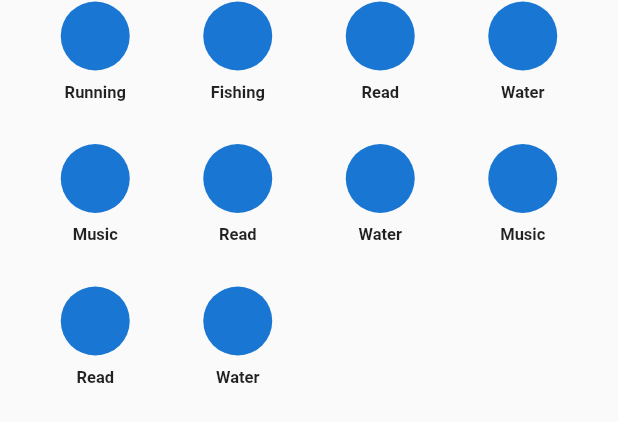
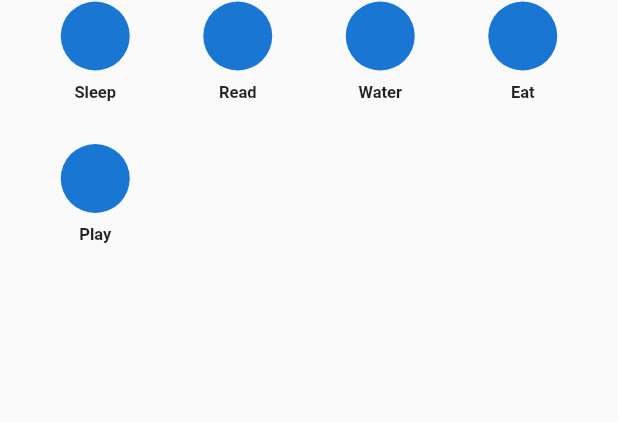
Before and after one commit to JordiiVidal/timtrack, a Flutter app: the ActivitiesGridSign widget shown alone on an empty page, opened directly, on a phone screen of 412 x 824 dp. Shown: the top 422 px of the screen. Run offline on Flutter 3.47's test engine with Material 2 defaults, Android fonts, the phone set to English and light mode, and no system bars; our stand-ins replace bloc, flutter_bloc, flutter_staggered_animations, sliding_up_panel, sqflite; accounts and stored records are empty.

Commit message:
remove user data

```diff
--- a/lib/bloc/activity/activity_bloc.dart
+++ b/lib/bloc/activity/activity_bloc.dart
@@ -1,17 +1,45 @@
 import 'package:bloc/bloc.dart';
 import 'package:meta/meta.dart';
 import 'package:timtrack/models/activity_model.dart';
+import 'package:timtrack/repository/activity_repository.dart';
 
 part 'activity_events.dart';
 part 'activity_state.dart';
 
 class ActivityBloc extends Bloc<ActivityEvents, ActivityState> {
+  final _activityRepository = ActivityRepository();
   ActivityBloc() : super(ActivityState());
+
   @override
   Stream<ActivityState> mapEventToState(ActivityEvents event) async* {
+    if (event is GetActivities) {
+      List<Activity> activities = await _activityRepository.getActivities();
+      yield state.copyWith(list: activities);
+    } else if (event is ChangeActiveActivity) {
+      List<Activity> activities = state.list;
+      print(activities[0].active);
+      activities.forEach((element) {
+        ///TODO UPDATE DB
+        if (element.id == event.id) element.active = !element.active;
+      });
 
-    if(event is AddActivity){
-
+      print(activities[0].active);
+      yield state.copyWith(list: activities);
     }
+    // else if (event is AddActivity) {
+    //   yield state.copyWith(
+    //     user: state.user.copyWith(
+    //       activities: [...state.user.activities, event.activity],
+    //     ),
+    //   );
+    // } else if (event is DeleteActivity) {
+    //   List<Activity> _activities = state.user.activities;
+    //   _activities.removeWhere((activity) => activity.id == event.activity.id);
+    //   yield state.copyWith(
+    //     user: state.user.copyWith(
+    //       activities: _activities,
+    //     ),
+    //   );
+    // }
   }
 }
--- a/lib/bloc/activity/activity_events.dart
+++ b/lib/bloc/activity/activity_events.dart
@@ -2,6 +2,15 @@ part of 'activity_bloc.dart';
 
 @immutable
 abstract class ActivityEvents {}
+
+class GetActivities extends ActivityEvents {
+  GetActivities({String query});
+}
+
+class ChangeActiveActivity extends ActivityEvents {
+  final int id;
+  ChangeActiveActivity(this.id);
+}
 
 class AddActivity extends ActivityEvents {
   final Activity activity;
--- a/lib/bloc/user/user_events.dart
+++ /dev/null
@@ -1,24 +0,0 @@
-part of 'user_bloc.dart';
-
-@immutable
-abstract class UserEvents {}
-
-class ActivateUser extends UserEvents {
-  final User user;
-  ActivateUser(this.user);
-}
-
-class ChangeName extends UserEvents {
-  final String name;
-  ChangeName(this.name);
-}
-
-class AddActivity extends UserEvents {
-  final Activity activity;
-  AddActivity(this.activity);
-}
-
-class DeleteActivity extends UserEvents {
-  final Activity activity;
-  DeleteActivity(this.activity);
-}
--- a/lib/bloc/user/user_state.dart
+++ /dev/null
@@ -1,14 +0,0 @@
-part of 'user_bloc.dart';
-
-class UserState {
-  final bool existUser;
-  final User user;
-
-  UserState({User userC})
-      : user = userC ?? null,
-        existUser = (userC != null) ? true : false;
-
-  UserState copyWith({User user}) => UserState(
-        userC: user ?? this.user,
-      );
-}
--- a/lib/data/list.dart
+++ /dev/null
@@ -1,74 +0,0 @@
-import 'package:timtrack/models/activity_model.dart';
-
-final  List<Activity> activities = [
-      Activity(
-        id: 1,
-        name: 'Running',
-        duration: 344,
-        avatar: 'd',
-        idCategory: 1,
-      ),
-      Activity(
-        id: 2,
-        name: 'Fishing',
-        duration: 44,
-        avatar: 'd',
-        idCategory: 2,
-      ),
-      Activity(
-        id: 3,
-        name: 'Read',
-        duration: 320,
-        avatar: 'd',
-        idCategory: 2,
-      ),
-      Activity(
-        id: 23,
-        name: 'Water',
-        duration: 320,
-        avatar: 'd',
-        idCategory: 3,
-      ),
-      Activity(
-        id: 33,
-        name: 'Music',
-        duration: 320,
-        avatar: 'd',
-        idCategory: 3,
-      ),
-      Activity(
-        id: 43,
-        name: 'Read',
-        duration: 320,
-        avatar: 'd',
-        idCategory: 2,
-      ),
-      Activity(
-        id: 334,
-        name: 'Water',
-        duration: 320,
-        avatar: 'd',
-        idCategory: 3,
-      ),
-      Activity(
-        id: 3534,
-        name: 'Music',
-        duration: 320,
-        avatar: 'd',
-        idCategory: 3,
-      ),
-      Activity(
-        id: 653,
-        name: 'Read',
-        duration: 320,
-        avatar: 'd',
-        idCategory: 2,
-      ),
-      Activity(
-        id: 45233,
-        name: 'Water',
-        duration: 320,
-        avatar: 'd',
-        idCategory: 3,
-      )
-    ];
--- a/lib/models/activity_model.dart
+++ b/lib/models/activity_model.dart
@@ -9,29 +9,29 @@ class Activity {
     this.id,
     this.name,
     this.duration,
-    this.avatar,
-    this.idCategory,
+    this.active,
+    this.deleted,
   });
 
   int id;
   String name;
   int duration;
-  String avatar;
-  int idCategory;
+  bool active;
+  bool deleted;
 
   factory Activity.fromJson(Map<String, dynamic> json) => Activity(
         id: json["id"],
         name: json["name"],
         duration: json["duration"],
-        avatar: json["avatar"],
-        idCategory: json["idCategory"],
+        active: json["active"] == 1 ? true : false,
+        deleted: json["deleted"] == 1 ? true : false,
       );
 
   Map<String, dynamic> toJson() => {
         "id": id,
         "name": name,
         "duration": duration,
-        "avatar": avatar,
-        "idCategory": idCategory,
+        "active": active ? 1 : 0,
+        "deleted": deleted ? 1 : 0,
       };
 }
--- a/lib/models/user_model.dart
+++ b/lib/models/user_model.dart
@@ -8,35 +8,24 @@ String userToJson(User data) => json.encode(data.toJson());
 
 class User {
   User({
-    this.id,
     this.name,
-    this.activities,
   });
 
-  final int id;
   final String name;
-  final List<Activity> activities;
 
   User copyWith({
     String name,
-    List<Activity> activities,
   }) {
     return new User(
       name: name ?? this.name,
-      activities: activities ?? this.activities,
     );
   }
 
-
   factory User.fromJson(Map<String, dynamic> json) => User(
-        id: json["id"],
         name: json["name"],
-        activities: List<Activity>.from(json["activities"].map((x) => x)),
       );
 
   Map<String, dynamic> toJson() => {
-        "id": id,
         "name": name,
-        "activities": List<dynamic>.from(activities.map((x) => x)),
       };
 }
--- a/lib/pages/signup_page.dart
+++ b/lib/pages/signup_page.dart
@@ -1,7 +1,6 @@
 import 'package:flutter/material.dart';
 
 import 'package:timtrack/widgets/signup/activities_grid_sign.dart';
-import 'package:timtrack/widgets/input_name.dart';
 import 'package:timtrack/widgets/signup/background_sign.dart';
 
 class SignUpPage extends StatelessWidget {
@@ -31,7 +30,6 @@ class SignUpPage extends StatelessWidget {
                     ),
                   ),
                 ),
-                InputName(),
                 Expanded(
                   child: Stack(
                     children: [
@@ -107,7 +105,7 @@ class SignUpPage extends StatelessWidget {
             )
           ],
         ),
-        onPressed: () {
+        onPressed: () async {
           Navigator.pushReplacementNamed(context, '/home');
         },
       ),
--- a/lib/providers/db_provider.dart
+++ b/lib/providers/db_provider.dart
@@ -3,6 +3,8 @@ import 'dart:io';
 import 'package:path/path.dart';
 import 'package:path_provider/path_provider.dart';
 import 'package:sqflite/sqflite.dart';
+import 'package:timtrack/models/activity_model.dart';
+import 'package:timtrack/models/user_model.dart';
 
 class DBProvider {
   static Database _database;
@@ -14,6 +16,14 @@ class DBProvider {
     return _database;
   }
 
+  void onUpgrade(
+    Database database,
+    int oldVersion,
+    int newVersion,
+  ) {
+    if (newVersion > oldVersion) {}
+  }
+
   initDB() async {
     Directory documentsDirectory = await getApplicationDocumentsDirectory();
     String path = join(documentsDirectory.path, 'TimTrackDB.db');
@@ -21,9 +31,32 @@ class DBProvider {
     return await openDatabase(path, version: 1, onOpen: (db) {},
         onCreate: (Database db, int version) async {
       await db.execute(
-          'CREATE TABLE Activity(id INTEGER PRIMARY KEY AUTOINCREMENT,name VARCHAR(300),duration INT)');
+          'CREATE TABLE Activity(id INTEGER PRIMARY KEY AUTOINCREMENT,name VARCHAR(300),duration INT,active INT)');
       await db.execute(
-          'INSERT INTO `activity` (`id`, `name`, `duration`) VALUES (NULL, "Sleep", "322"), (NULL, "Read", "33"), (NULL, "Water", "2"), (NULL, "Eat", "2"), (NULL, "Play", "2");');
+          'INSERT INTO `activity` (`id`, `name`, `duration`,`active`) VALUES (NULL, "Sleep", 322,0), (NULL, "Read", 33,0), (NULL, "Water", 2,0), (NULL, "Eat", 2,0), (NULL, "Play", 245 ,0);');
     });
   }
+
+  Future<int> createActivity(Activity activityModel) async {
+    final db = await database;
+    final result = await db.insert('Activity', activityModel.toJson());
+    return result;
+  }
+
+  Future<List<Activity>> getActivities() async {
+    final db = await database;
+    final result = await db.query('Activity');
+    List<Activity> list = result.isNotEmpty
+        ? result.map((scan) => Activity.fromJson(scan)).toList()
+        : [];
+
+    return list;
+  }
+
+  Future<int> deleteActivity(int id) async {
+    final db = await database;
+    final result =
+        await db.delete('Activity', where: 'id = ?', whereArgs: [id]);
+    return result;
+  }
 }
--- a/lib/repository/user_repository.dart
+++ b/lib/repository/user_repository.dart
@@ -0,0 +1,3 @@
+class UserRepository {
+  Future signUpUser(String name) async {}
+}
--- a/lib/widgets/signup/activities_grid_sign.dart
+++ b/lib/widgets/signup/activities_grid_sign.dart
@@ -1,16 +1,32 @@
 import 'package:flutter/material.dart';
 import 'package:flutter_bloc/flutter_bloc.dart';
 import 'package:flutter_staggered_animations/flutter_staggered_animations.dart';
+import 'package:timtrack/bloc/activity/activity_bloc.dart';
 
-import 'package:timtrack/bloc/user/user_bloc.dart';
-import 'package:timtrack/data/list.dart';
 import 'package:timtrack/widgets/signup/activity_circle_sign.dart';
 
-class ActivitiesGridSign extends StatelessWidget {
+class ActivitiesGridSign extends StatefulWidget {
+  @override
+  _ActivitiesGridSignState createState() => _ActivitiesGridSignState();
+}
+
+class _ActivitiesGridSignState extends State<ActivitiesGridSign> {
+  ActivityBloc activityBloc;
+
+  @override
+  void initState() {
+    super.initState();
+    activityBloc = BlocProvider.of<ActivityBloc>(context);
+    activityBloc.add(GetActivities());
+  }
+
   @override
   Widget build(BuildContext context) {
-    return BlocBuilder<UserBloc, UserState>(
+    return BlocBuilder<ActivityBloc, ActivityState>(
       builder: (_, state) {
+        if (state.list.isEmpty) {
+          return Container();
+        }
         return Container(
           padding: EdgeInsets.symmetric(
             horizontal: 16.0,
@@ -21,7 +37,7 @@ class ActivitiesGridSign extends StatelessWidget {
                 crossAxisCount: 4,
               ),
               physics: BouncingScrollPhysics(),
-              itemCount: activities.length,
+              itemCount: state.list.length,
               itemBuilder: (BuildContext context, int index) =>
                   AnimationConfiguration.staggeredGrid(
                 position: index,
@@ -30,7 +46,7 @@ class ActivitiesGridSign extends StatelessWidget {
                 child: ScaleAnimation(
                   child: FadeInAnimation(
                     child: ActivityCircle(
-                      activity: activities[index],
+                      activity: state.list[index],
                       state: state,
                     ),
                   ),
--- a/lib/widgets/signup/activity_circle_sign.dart
+++ b/lib/widgets/signup/activity_circle_sign.dart
@@ -1,50 +1,28 @@
 import 'package:flutter/material.dart';
 import 'package:flutter_bloc/flutter_bloc.dart';
-import 'package:timtrack/bloc/user/user_bloc.dart';
 
+import 'package:timtrack/bloc/activity/activity_bloc.dart';
 import 'package:timtrack/models/activity_model.dart';
-import 'package:timtrack/models/user_model.dart';
 
 class ActivityCircle extends StatelessWidget {
   final Activity activity;
-  final UserState state;
+  final ActivityState state;
   ActivityCircle({Key key, this.activity, this.state}) : super(key: key);
 
   @override
   Widget build(BuildContext context) {
     // ignore: close_sinks
-    UserBloc userBloc = BlocProvider.of<UserBloc>(context);
+    ActivityBloc activityBloc = BlocProvider.of<ActivityBloc>(context);
+
     return GestureDetector(
-      onTap: () => {
-        if (!state.existUser)
-          {
-            userBloc.add(
-              ActivateUser(
-                User(
-                  id: 1,
-                  name: '',
-                  activities: [activity],
-                ),
-              ),
-            )
-          }
-        else
-          {
-            (state.user.activities.contains(activity))
-                ? userBloc.add(DeleteActivity(activity))
-                : userBloc.add(AddActivity(activity))
-          }
-      },
+      onTap: () => activityBloc.add(ChangeActiveActivity(activity.id)),
       child: Container(
         padding: const EdgeInsets.all(1.0),
         child: Column(
           children: <Widget>[
             Container(
               child: CircleAvatar(
-                maxRadius:
-                    state.existUser && state.user.activities.contains(activity)
-                        ? 30
-                        : 23,
+                maxRadius: activity.active ? 30 : 23,
               ),
             ),
             Padding(
--- a/pubspec.yaml
+++ b/pubspec.yaml
@@ -35,6 +35,7 @@ dependencies:
   sliding_up_panel: ^1.0.2
   sqflite: ^1.3.1
   path_provider: ^1.6.22
+  shared_preferences: ^0.5.12
 
 
 dev_dependencies:
```
Also changed, not shown: lib/bloc/user/user_bloc.dart (deleted, +0 -35 lines), lib/main.dart (+3 -8 lines), lib/models/category_model.dart (deleted, +0 -29 lines), lib/pages/home_page.dart (+1 -17 lines), lib/repository/activity_repository.dart (added, +11 -0 lines), lib/widgets/input_name.dart (deleted, +0 -42 lines), pubspec.lock.
